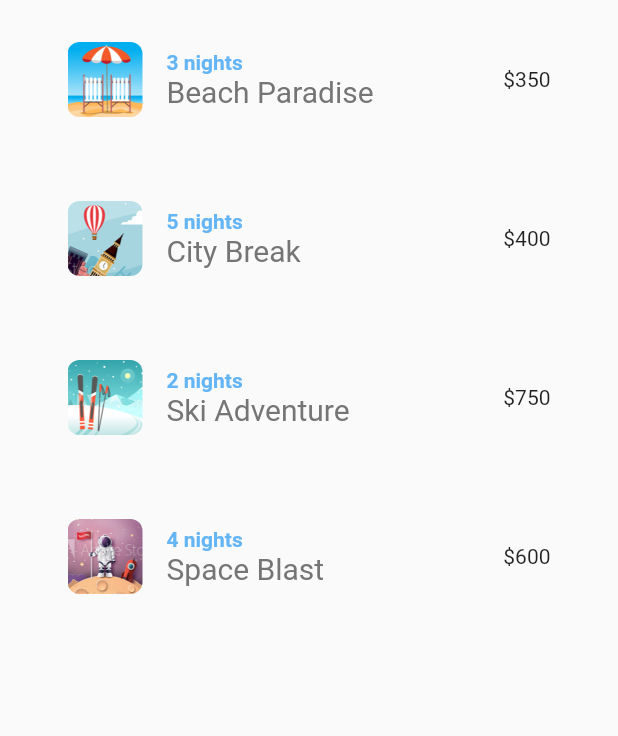
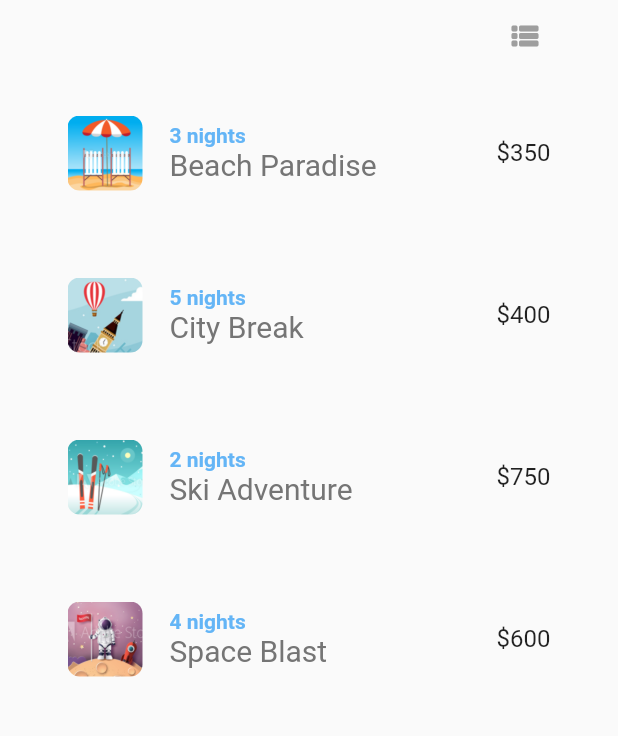
Before and after one commit to akathecoder/flutter_application_3_animation, a Flutter app: the screen it shows after launch, on a phone screen of 412 x 824 dp, the part 315-1051 px from its top. Run offline on Flutter 3.47's test engine with Material 2 defaults, Android fonts, the phone set to English and light mode, and no system bars; missing offline and left inert: lipsum.

```diff
--- a/lib/screens/home.dart
+++ b/lib/screens/home.dart
@@ -7,7 +7,14 @@ class Home extends StatefulWidget {
   _HomeState createState() => _HomeState();
 }
 
+enum ViewModes {
+  list,
+  grid,
+}
+
 class _HomeState extends State<Home> {
+  ViewModes _viewMode = ViewModes.list;
+
   @override
   Widget build(BuildContext context) {
     return Scaffold(
@@ -27,8 +34,33 @@ class _HomeState extends State<Home> {
               height: 160,
               child: ScreenTitle(text: 'Ninja Trips'),
             ),
+            Padding(
+              padding: const EdgeInsets.symmetric(horizontal: 18.0),
+              child: Row(
+                mainAxisAlignment: MainAxisAlignment.end,
+                children: [
+                  IconButton(
+                    icon: Icon(
+                      _viewMode == ViewModes.grid
+                          ? Icons.grid_view_rounded
+                          : Icons.view_list_rounded,
+                      color: Colors.grey,
+                    ),
+                    onPressed: () {
+                      setState(() {
+                        if (_viewMode == ViewModes.grid) {
+                          _viewMode = ViewModes.list;
+                        } else {
+                          _viewMode = ViewModes.grid;
+                        }
+                      });
+                    },
+                  ),
+                ],
+              ),
+            ),
             Flexible(
-              child: TripList(),
+              child: TripList(viewmode: _viewMode),
             )
             //Sandbox(),
           ],
--- a/lib/shared/tripList.dart
+++ b/lib/shared/tripList.dart
@@ -1,8 +1,13 @@
 import 'package:flutter/material.dart';
 import 'package:flutter_application_3_animation/models/Trip.dart';
 import 'package:flutter_application_3_animation/screens/details.dart';
+import 'package:flutter_application_3_animation/screens/home.dart';
 
 class TripList extends StatefulWidget {
+  final ViewModes viewmode;
+
+  const TripList({super.key, required this.viewmode});
+
   @override
   _TripListState createState() => _TripListState();
 }
@@ -55,6 +60,10 @@ class _TripListState extends State<TripList> {
     required Trip trip,
     required Animation<double> animation,
   }) {
+    double _width = widget.viewmode == ViewModes.list ? 50 : 100;
+    double height = 1;
+    bool full = false;
+
     return SlideTransition(
       position: animation.drive(_offset),
       child: ListTile(
@@ -65,9 +74,31 @@ class _TripListState extends State<TripList> {
           );
         },
         contentPadding: const EdgeInsets.all(25),
-        title: Column(
+        title: Row(
+          mainAxisAlignment: MainAxisAlignment.spaceBetween,
+          children: [
+            AnimatedContainer(
+              duration: const Duration(seconds: 1),
+              width: _width,
+              child: ClipRRect(
+                borderRadius: BorderRadius.circular(8.0),
+                child: Hero(
+                  tag: 'location-img-${trip.img}',
+                  createRectTween: (Rect? begin, Rect? end) {
+                    return MaterialRectCenterArcTween(begin: begin, end: end);
+                  },
+                  child: Image.asset(
+                    'images/${trip.img}',
+                  ),
+                ),
+              ),
+            ),
+            Expanded(
+              child: Padding(
+                padding: const EdgeInsets.symmetric(horizontal: 18.0),
+                child: Column(
                   crossAxisAlignment: CrossAxisAlignment.start,
-          children: <Widget>[
+                  children: [
                     Text(
                       '${trip.nights} nights',
                       style: TextStyle(
@@ -82,20 +113,25 @@ class _TripListState extends State<TripList> {
                     ),
                   ],
                 ),
-        leading: ClipRRect(
-          borderRadius: BorderRadius.circular(8.0),
-          child: Hero(
-            tag: 'location-img-${trip.img}',
-            createRectTween: (Rect? begin, Rect? end) {
-              return MaterialRectCenterArcTween(begin: begin, end: end);
-            },
-            child: Image.asset(
-              'images/${trip.img}',
-              height: 50.0,
               ),
             ),
+            Text('\$${trip.price}'),
+          ],
         ),
-        trailing: Text('\$${trip.price}'),
+        // leading: ClipRRect(
+        //   borderRadius: BorderRadius.circular(8.0),
+        //   child: Hero(
+        //     tag: 'location-img-${trip.img}',
+        //     createRectTween: (Rect? begin, Rect? end) {
+        //       return MaterialRectCenterArcTween(begin: begin, end: end);
+        //     },
+        //     child: Image.asset(
+        //       'images/${trip.img}',
+        //       height: 50.0,
+        //     ),
+        //   ),
+        // ),
+        // trailing: Text('\$${trip.price}'),
       ),
     );
   }
```
Lines whose indentation alone changed are shown as unchanged.
